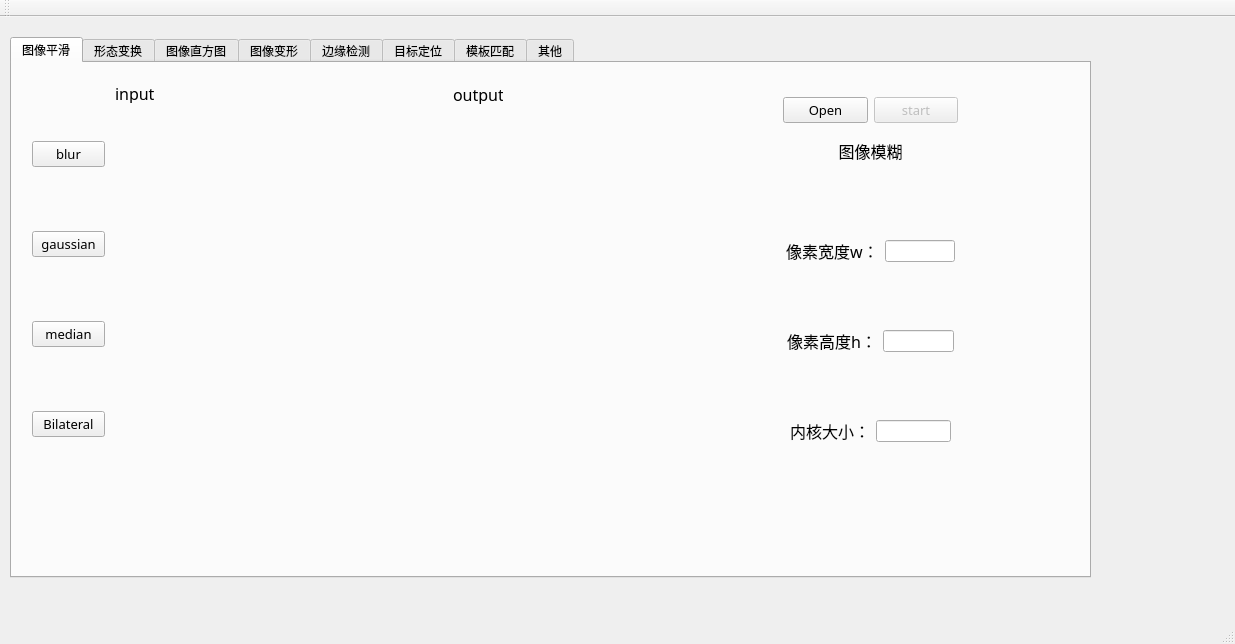
First picture: the form in Hi_Opencv/Hi_Opencv/Hi_Opencv.ui, repository weifenglin/opencv, before the edit.
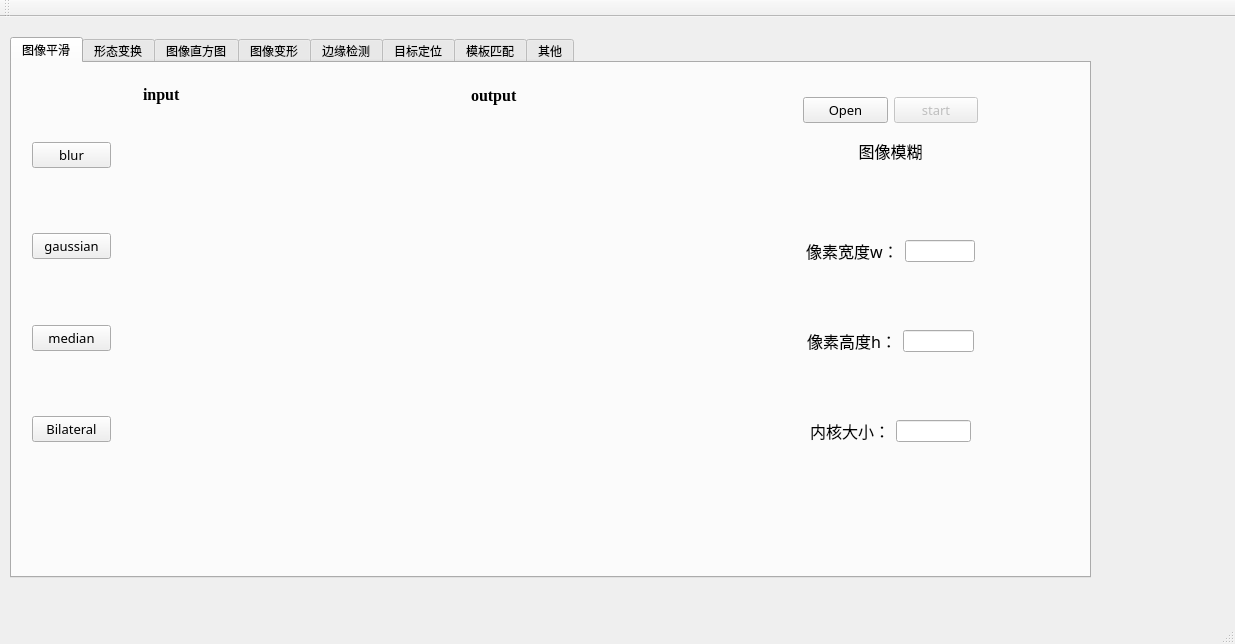
Second picture: the form after the edit. The open tabs and pages were chosen to show the change.

```diff
--- a/Hi_Opencv/Hi_Opencv/Hi_Opencv.ui
+++ b/Hi_Opencv/Hi_Opencv/Hi_Opencv.ui
@@ -41,8 +41,8 @@
        <rect>
         <x>9</x>
         <y>9</y>
-        <width>95</width>
-        <height>376</height>
+        <width>101</width>
+        <height>381</height>
        </rect>
       </property>
       <layout class="QVBoxLayout" name="verticalLayout">
@@ -155,9 +155,9 @@
      <widget class="QWidget" name="layoutWidget">
       <property name="geometry">
        <rect>
-        <x>92</x>
-        <y>9</y>
-        <width>331</width>
+        <x>120</x>
+        <y>10</y>
+        <width>321</width>
         <height>381</height>
        </rect>
       </property>
@@ -172,8 +172,10 @@
          </property>
          <property name="font">
           <font>
-           <family>楷体</family>
+           <family>Times New Roman</family>
            <pointsize>12</pointsize>
+           <weight>75</weight>
+           <bold>true</bold>
           </font>
          </property>
          <property name="text">
@@ -224,8 +226,8 @@
      <widget class="QWidget" name="layoutWidget">
       <property name="geometry">
        <rect>
-        <x>430</x>
-        <y>10</y>
+        <x>448</x>
+        <y>11</y>
         <width>321</width>
         <height>381</height>
        </rect>
@@ -241,8 +243,10 @@
          </property>
          <property name="font">
           <font>
-           <family>楷体</family>
+           <family>Times New Roman</family>
            <pointsize>12</pointsize>
+           <weight>75</weight>
+           <bold>true</bold>
           </font>
          </property>
          <property name="text">
@@ -250,22 +254,6 @@
          </property>
         </widget>
        </item>
-       <item>
-        <spacer name="verticalSpacer_12">
-         <property name="orientation">
-          <enum>Qt::Vertical</enum>
-         </property>
-         <property name="sizeType">
-          <enum>QSizePolicy::Maximum</enum>
-         </property>
-         <property name="sizeHint" stdset="0">
-          <size>
-           <width>20</width>
-           <height>0</height>
-          </size>
-         </property>
-        </spacer>
-       </item>
        <item>
         <widget class="QLabel" name="label_out">
          <property name="sizePolicy">
@@ -288,12 +276,28 @@
          </property>
         </widget>
        </item>
+       <item>
+        <spacer name="verticalSpacer_12">
+         <property name="orientation">
+          <enum>Qt::Vertical</enum>
+         </property>
+         <property name="sizeType">
+          <enum>QSizePolicy::Maximum</enum>
+         </property>
+         <property name="sizeHint" stdset="0">
+          <size>
+           <width>20</width>
+           <height>0</height>
+          </size>
+         </property>
+        </spacer>
+       </item>
       </layout>
      </widget>
      <widget class="QWidget" name="layoutWidget">
       <property name="geometry">
        <rect>
-        <x>760</x>
+        <x>780</x>
         <y>10</y>
         <width>197</width>
         <height>381</height>
```
Left out of the diff: 21 changed lines with no effect on the pictures.
